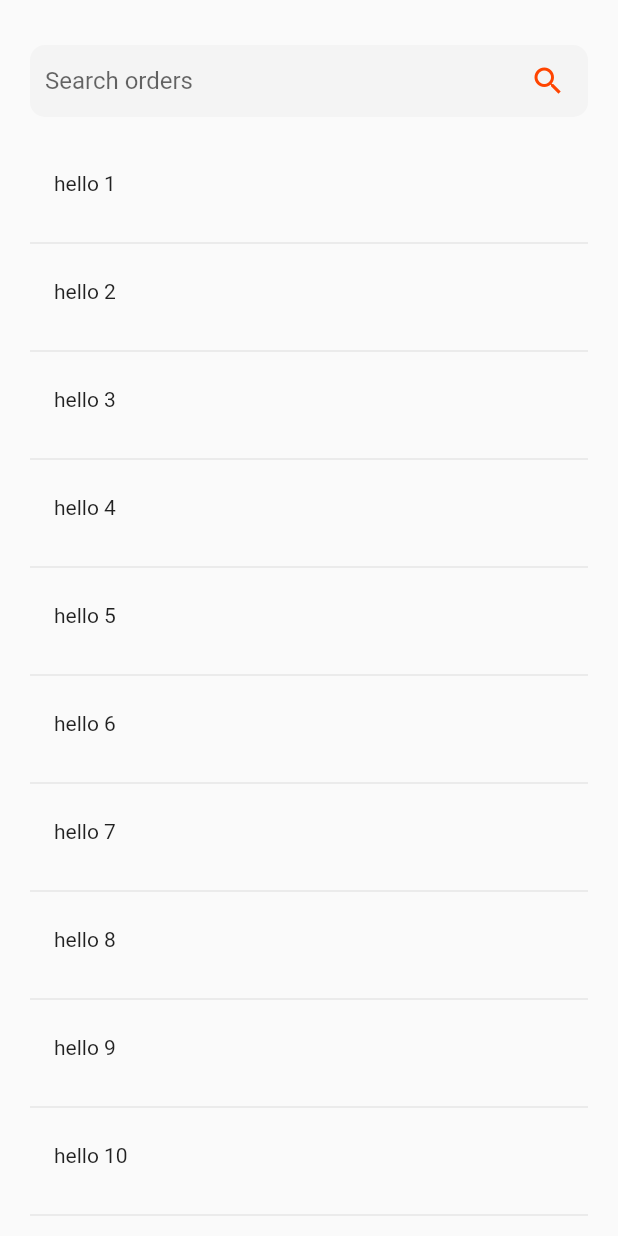
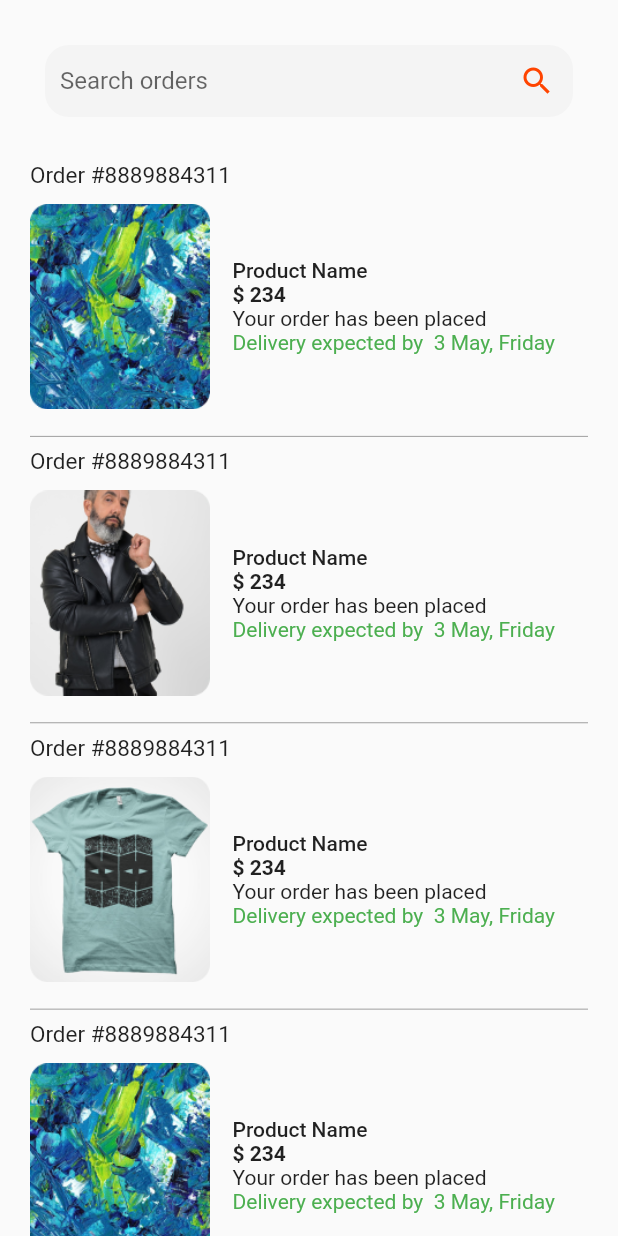
Before and after one commit to angathjr/MES-_kart, a Flutter app: the MyOrderScreen screen opened directly, on a phone screen of 412 x 824 dp. Run offline on Flutter 3.47's test engine with Material 2 defaults, Android fonts, the phone set to English and light mode, and no system bars; our stand-ins replace google_fonts.

Commit message:
starting of details

```diff
--- a/lib/products/products.dart
+++ b/lib/products/products.dart
@@ -18,15 +18,15 @@ class Product {
 List<Product> products = [
   Product(
       id: 1,
-      title: "name",
+      title: "Product Name",
       price: 234,
       size: 12,
       description: eg,
-      image: "lib/images/image1.png",
+      image: "lib/images/img4.png",
       color: Color(0xFF3D82AE)),
   Product(
       id: 2,
-      title: "name",
+      title: "Product Name",
       price: 234,
       size: 8,
       description: eg,
@@ -34,7 +34,7 @@ List<Product> products = [
       color: Color(0xFFD3A984)),
   Product(
       id: 3,
-      title: "name",
+      title: "Product Name",
       price: 234,
       size: 10,
       description: eg,
@@ -42,7 +42,7 @@ List<Product> products = [
       color: Color(0xFF989493)),
   Product(
       id: 4,
-      title: "name",
+      title: "Product Name",
       price: 234,
       size: 11,
       description: eg,
@@ -50,7 +50,7 @@ List<Product> products = [
       color: Color(0xFFE6B398)),
   Product(
       id: 5,
-      title: "name",
+      title: "Product Name",
       price: 234,
       size: 12,
       description: eg,
@@ -58,11 +58,11 @@ List<Product> products = [
       color: Color(0xFFFB7883)),
   Product(
     id: 6,
-    title: "name",
+    title: "Product Name",
     price: 234,
     size: 12,
     description: eg,
-    image: "lib/images/img3.png",
+    image: "lib/images/image1.png",
     color: Color(0xFFAEAEAE),
   ),
 ];
--- a/lib/screens/OrderSCreen.dart
+++ b/lib/screens/OrderSCreen.dart
@@ -1,4 +1,7 @@
 import 'package:flutter/material.dart';
+import 'package:sample/products/products.dart';
+import 'package:sample/widgets/ItemCard.dart';
+import 'package:sample/widgets/Ordercard.dart';
 
 class MyOrderScreen extends StatefulWidget {
   const MyOrderScreen({Key? key}) : super(key: key);
@@ -21,121 +24,40 @@ class _MyOrderScreenState extends State<MyOrderScreen> {
               mainAxisAlignment: MainAxisAlignment.spaceEvenly,
               children: [
                 Padding(
-                  padding: const EdgeInsets.fromLTRB(0, 30, 0, 20),
-                  child: Container(
-                    width: wdth,
-                    decoration: BoxDecoration(
-                        color: Color(0xffF4F4F4),
-                        borderRadius: BorderRadius.circular(10)),
-                    child: Row(
-                      children: [
-                        SizedBox(
-                          width: wdth * 0.78,
-                          child: TextFormField(
-                            onTap: () => showSearch(
-                              context: context,
-                              delegate: CustomSearchDelegate(),
-                            ),
-                            keyboardType: TextInputType.emailAddress,
-                            decoration: const InputDecoration(
-                              contentPadding: EdgeInsets.only(left: 10),
-                              hintText: 'Search orders',
-                              border: InputBorder.none,
-                            ),
-                          ),
+                  padding: const EdgeInsets.fromLTRB(10, 30, 10, 10),
+                  child: TextFormField(
+                    decoration: InputDecoration(
+                      contentPadding: EdgeInsets.only(left: 10),
+                      hintText: 'Search orders',
+                      filled: true,
+                      fillColor: Color(0xffF4F4F4),
+                      border: OutlineInputBorder(
+                        borderRadius: BorderRadius.circular(16),
+                        borderSide: BorderSide.none,
+                      ),
+                      suffixIcon: GestureDetector(
+                        onTap: () {},
+                        child: const Icon(
+                          Icons.search,
+                          color: Color(0xffFF4400),
                         ),
-                        Flexible(
-                            child: IconButton(
-                          onPressed: () {
-                            showSearch(
-                              context: context,
-                              delegate: CustomSearchDelegate(),
-                            );
-                          },
-                          icon: Icon(
-                            Icons.search,
-                            color: Color(0xffFF4400),
-                          ),
-                        ))
-                      ],
+                      ),
                     ),
                   ),
                 ),
-                ListView.separated(
+                const SizedBox(
+                  height: 20,
+                ),
+                ListView.builder(
                     primary: false,
                     shrinkWrap: true,
-                    itemBuilder: ((context, index) => ListTile(
-                          leading: Text('hello ${index + 1}'),
+                    itemBuilder: ((context, index) => ListCard(
+                          product: products[index],
                         )),
-                    separatorBuilder: (ctx, index) {
-                      return Divider();
-                    },
-                    itemCount: 30)
+                    itemCount: 4)
               ],
             ),
           )),
     ));
   }
 }
-
-//search
-class CustomSearchDelegate extends SearchDelegate {
-  List<String> listitems = ['apple', 'mango', 'banana'];
-  @override
-  List<Widget>? buildActions(BuildContext context) {
-    return [
-      IconButton(
-        onPressed: () {
-          query = '';
-        },
-        icon: Icon(Icons.clear),
-      )
-    ];
-  }
-
-  @override
-  Widget? buildLeading(BuildContext context) {
-    return IconButton(
-        onPressed: () {
-          close(context, null);
-        },
-        icon: Icon(Icons.arrow_back));
-  }
-
-  //back end works  commenting here
-  @override
-  Widget buildSuggestions(BuildContext context) {
-    List<String> matchquery = [];
-    for (var fruit in listitems) {
-      if (fruit.toLowerCase().contains(query.toLowerCase())) {
-        matchquery.add(fruit);
-      }
-    }
-    return ListView.builder(
-        itemCount: matchquery.length,
-        itemBuilder: (context, index) {
-          var result = matchquery[index];
-          return ListTile(
-            title: Text(result),
-          );
-        });
-  }
-
-  @override
-  Widget buildResults(BuildContext context) {
-    List<String> matchquery = [];
-    for (var fruit in listitems) {
-      if (fruit.toLowerCase().contains(query.toLowerCase())) {
-        matchquery.add(fruit);
-      }
-    }
-    return ListView.builder(
-        itemCount: matchquery.length,
-        itemBuilder: (context, index) {
-          var result = matchquery[index];
-          return ListTile(
-            title: Text(result),
-          );
-        });
-  }
-}
--- a/lib/screens/ProductDetails.dart
+++ b/lib/screens/ProductDetails.dart
@@ -1,16 +1,11 @@
-import 'dart:ui';
-
 import 'package:flutter/material.dart';
 import 'package:google_fonts/google_fonts.dart';
+import 'package:sample/products/products.dart';
 
-class ProductDetails extends StatefulWidget {
-  const ProductDetails({Key? key}) : super(key: key);
+class ProductDetails extends StatelessWidget {
+  final Product product;
+  const ProductDetails({Key? key, required this.product}) : super(key: key);
 
-  @override
-  State<ProductDetails> createState() => _ProductDetailsState();
-}
-
-class _ProductDetailsState extends State<ProductDetails> {
   @override
   Widget build(BuildContext context) {
     return SafeArea(
@@ -39,10 +34,8 @@ class _ProductDetailsState extends State<ProductDetails> {
                 Container(
                   width: double.infinity,
                   child: ListTile(
-                    leading: Image.asset(
-                      'lib/images/image1.png',
-                    ),
-                    title: Text('Lady home wallpaper'),
+                    leading: Image(image: AssetImage(product.image)),
+                    title: Text(product.title),
                     subtitle: Container(
                       child: Text('item description'),
                     ),
--- a/lib/screens/loginscreen.dart
+++ b/lib/screens/loginscreen.dart
@@ -3,6 +3,7 @@ import 'package:flutter/material.dart';
 import 'package:flutter/painting.dart';
 import 'package:google_fonts/google_fonts.dart';
 import 'package:sample/main.dart';
+import 'package:sample/products/products.dart';
 import 'package:sample/screens/MainScreen.dart';
 import 'package:sample/screens/ProductDetails.dart';
 import 'package:sample/screens/Registration.dart';
@@ -163,10 +164,7 @@ class _LoginScreenState extends State<LoginScreen> {
             ),
             Center(
                 child: TextButton(
-              onPressed: () {
-                Navigator.push(context,
-                    MaterialPageRoute(builder: (context) => ProductDetails()));
-              },
+              onPressed: () {},
               child: const Text(
                 'forgot password?',
                 style: TextStyle(
--- /dev/null
+++ b/lib/widgets/Ordercard.dart
@@ -0,0 +1,61 @@
+import 'package:flutter/material.dart';
+import 'package:sample/products/products.dart';
+
+class ListCard extends StatelessWidget {
+  final Product product;
+  const ListCard({Key? key, required this.product}) : super(key: key);
+
+  @override
+  Widget build(BuildContext context) {
+    return Container(
+        child: Column(
+      crossAxisAlignment: CrossAxisAlignment.start,
+      children: [
+        Text(
+          'Order #8889884311',
+          style: TextStyle(fontSize: 15, fontWeight: FontWeight.w400),
+        ),
+        Row(
+          children: [
+            Container(
+              padding: EdgeInsets.symmetric(vertical: 10),
+              decoration: BoxDecoration(color: Colors.transparent),
+              width: 120,
+              child: Image(
+                image: AssetImage(product.image),
+                fit: BoxFit.cover,
+              ),
+            ),
+            Flexible(
+              child: Padding(
+                padding: const EdgeInsets.only(left: 15),
+                child: Column(
+                  crossAxisAlignment: CrossAxisAlignment.start,
+                  children: [
+                    Text(
+                      product.title,
+                      style: TextStyle(fontWeight: FontWeight.w500),
+                    ),
+                    Text(
+                      '\$ ${product.price}',
+                      style: TextStyle(fontWeight: FontWeight.bold),
+                    ),
+                    Text('Your order has been placed',
+                        style: TextStyle(fontWeight: FontWeight.w400)),
+                    Text(
+                      "Delivery expected by  3 May, Friday",
+                      style: TextStyle(color: Colors.green),
+                    )
+                  ],
+                ),
+              ),
+            )
+          ],
+        ),
+        Divider(
+          color: Colors.grey,
+        )
+      ],
+    ));
+  }
+}
```
Also changed, not shown: lib/screens/Homescreen.dart (+15 -22 lines), lib/tabs/All.dart (+7 -1 lines), lib/tabs/crafs.dart (+7 -1 lines), lib/tabs/gifts.dart (+7 -1 lines), lib/tabs/paintings.dart (+8 -2 lines), lib/widgets/ItemCard.dart (renamed from lib/widgets/card.dart, +12 -7 lines), lib/widgets/searchbar.dart (deleted, +0 -53 lines).
